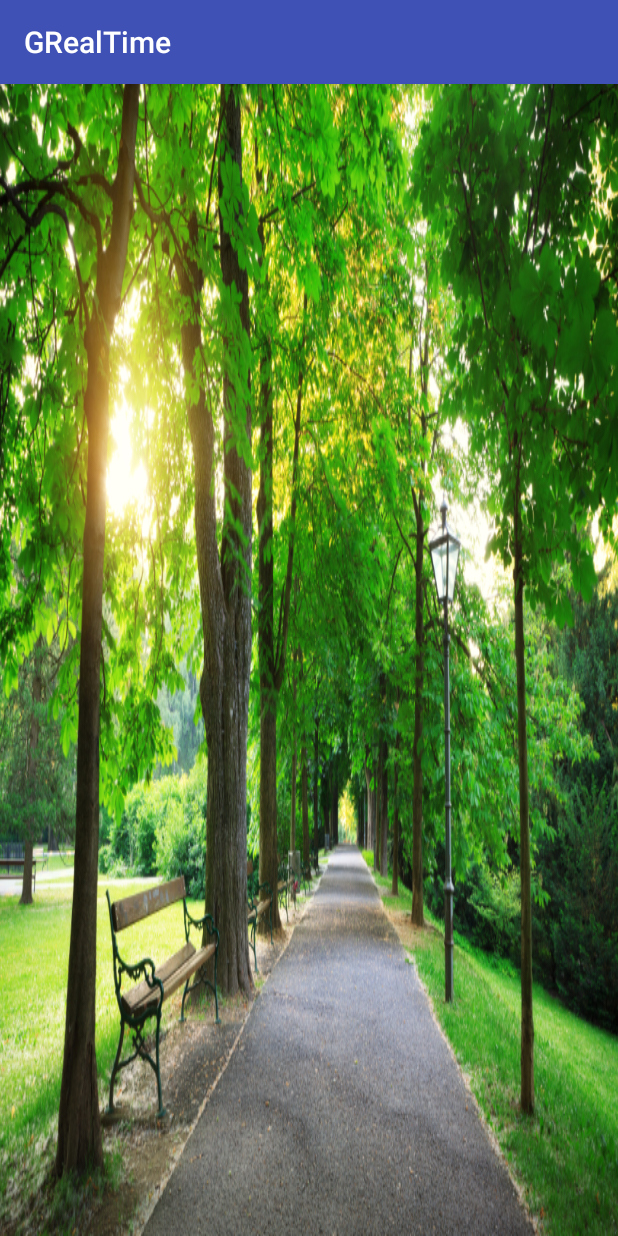
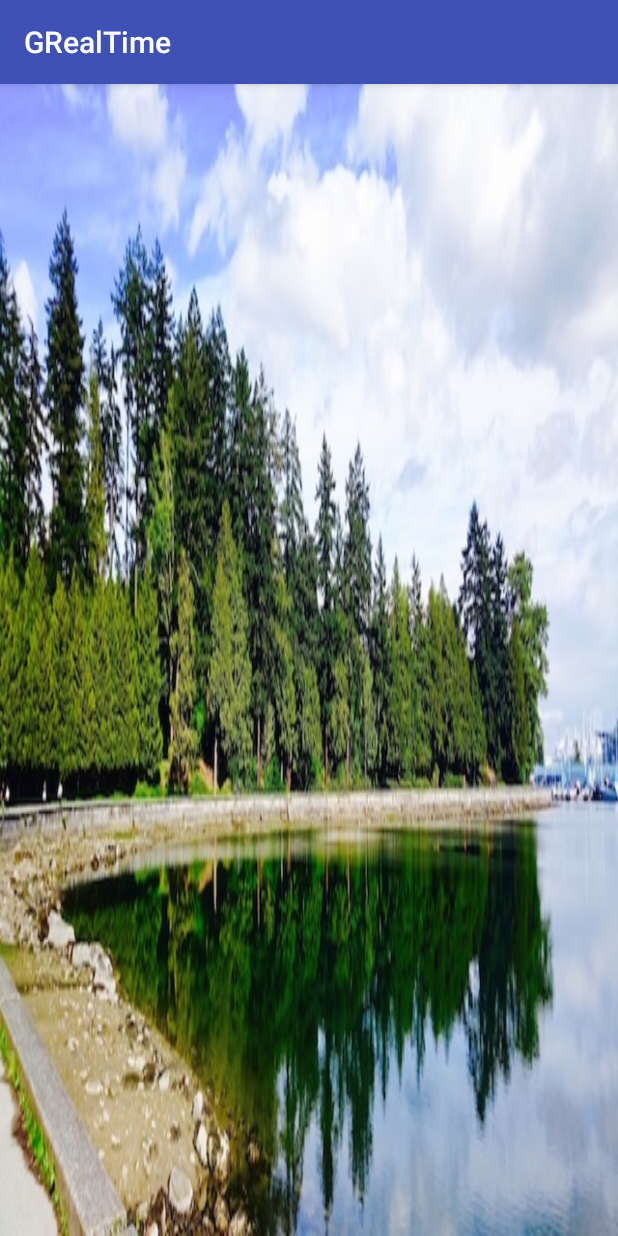
Before and after one commit to juliexue/GRealTime, an Android app: the screen it shows after launch (MainActivity), on a phone screen of 412 x 824 dp. Run offline under Robolectric (Android 15) with nearby library versions, the phone set to English and light mode, and no system bars.

Commit message:
change background image

```diff
--- a/app/src/main/res/layout/activity_main.xml
+++ b/app/src/main/res/layout/activity_main.xml
@@ -5,6 +5,6 @@
     android:paddingRight="@dimen/activity_horizontal_margin"
     android:paddingTop="@dimen/activity_vertical_margin"
     android:paddingBottom="@dimen/activity_vertical_margin"
-    android:background="@drawable/background"
+    android:background="@drawable/park"
     tools:context=".MainActivity">
 </RelativeLayout>
```
Also changed, not shown: app/src/main/res/drawable/park.jpg (added).
